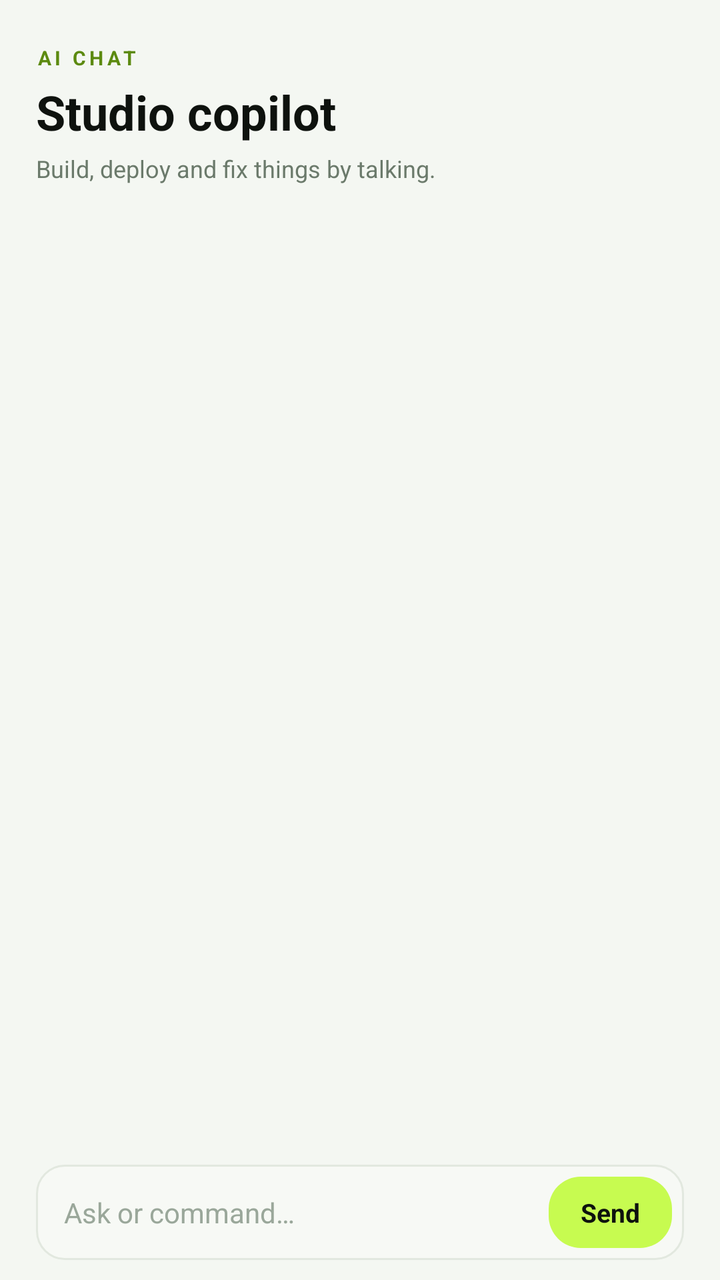
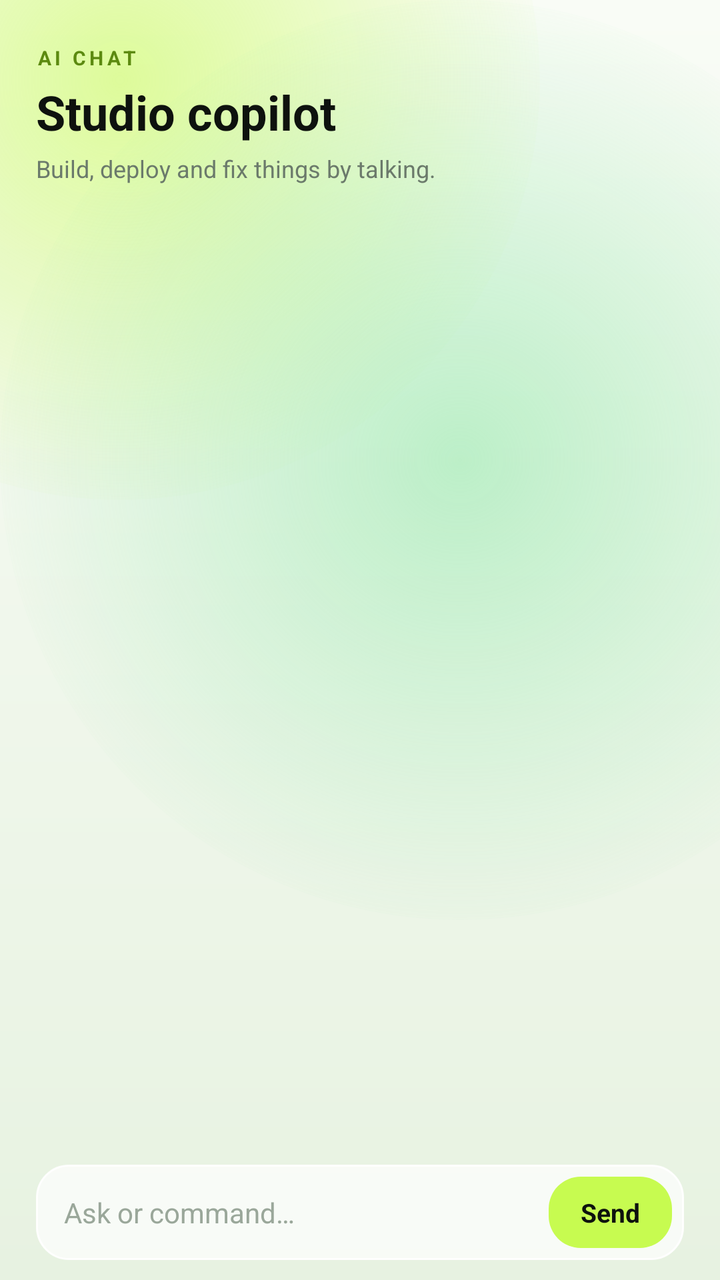

Screens rendered from an Android XML layout before and after an edit, with the pre-edit source and the edit as a unified diff.
<!-- AndroidManifest.xml: application theme Theme.DevStyle -->
<!-- res/layout/fragment_chat.xml -->
<?xml version="1.0" encoding="utf-8"?>
<LinearLayout xmlns:android="http://schemas.android.com/apk/res/android"
  android:layout_width="match_parent"
  android:layout_height="match_parent"
  android:background="@color/screen"
  android:orientation="vertical"
  android:paddingLeft="18dp"
  android:paddingTop="22dp"
  android:paddingRight="18dp"
  android:paddingBottom="10dp">

  <TextView
    android:layout_width="wrap_content"
    android:layout_height="wrap_content"
    android:letterSpacing="0.18"
    android:text="AI CHAT"
    android:textColor="@color/limeDeep"
    android:textSize="10sp"
    android:textStyle="bold" />

  <TextView
    android:layout_width="wrap_content"
    android:layout_height="wrap_content"
    android:layout_marginTop="4dp"
    android:text="Studio copilot"
    android:textColor="@color/ink"
    android:textSize="24sp"
    android:textStyle="bold" />

  <TextView
    android:layout_width="match_parent"
    android:layout_height="wrap_content"
    android:layout_marginTop="4dp"
    android:text="Build, deploy and fix things by talking."
    android:textColor="@color/muted"
    android:textSize="12sp" />

  <androidx.recyclerview.widget.RecyclerView
    android:id="@+id/chatList"
    android:layout_width="match_parent"
    android:layout_height="0dp"
    android:layout_marginTop="12dp"
    android:layout_weight="1"
    android:clipToPadding="false"
    android:paddingBottom="8dp" />

  <LinearLayout
    android:layout_width="match_parent"
    android:layout_height="wrap_content"
    android:layout_marginTop="6dp"
    android:background="@drawable/bg_input"
    android:gravity="center_vertical"
    android:orientation="horizontal"
    android:paddingLeft="14dp"
    android:paddingTop="6dp"
    android:paddingRight="6dp"
    android:paddingBottom="6dp">

    <EditText
      android:id="@+id/chatInput"
      android:layout_width="0dp"
      android:layout_height="wrap_content"
      android:layout_weight="1"
      android:background="@null"
      android:hint="Ask or command…"
      android:imeOptions="actionSend"
      android:maxLines="3"
      android:paddingTop="8dp"
      android:paddingBottom="8dp"
      android:textColor="@color/ink"
      android:textColorHint="@color/hint"
      android:textSize="14sp" />

    <TextView
      android:id="@+id/chatSend"
      android:layout_width="wrap_content"
      android:layout_height="wrap_content"
      android:background="@drawable/bg_button"
      android:clickable="true"
      android:focusable="true"
      android:paddingLeft="16dp"
      android:paddingTop="9dp"
      android:paddingRight="16dp"
      android:paddingBottom="9dp"
      android:text="Send"
      android:textColor="@color/ink"
      android:textSize="13sp"
      android:textStyle="bold" />
  </LinearLayout>
</LinearLayout>
<!-- resources referenced by this layout -->
<resources>
  <color name="hint">#9AA79A</color>
  <color name="ink">#0E120E</color>
  <color name="limeDeep">#5C8A10</color>
  <color name="muted">#6B7A6B</color>
  <color name="screen">#F4F7F2</color>
  <!-- drawable bg_button (drawable) -->
  <?xml version="1.0" encoding="utf-8"?>
  <ripple xmlns:android="http://schemas.android.com/apk/res/android"
    android:color="#33000000">
    <item>
      <shape android:shape="rectangle">
        <solid android:color="@color/lime" />
        <corners android:radius="16dp" />
      </shape>
    </item>
  </ripple>
  <!-- drawable bg_input (drawable) -->
  <?xml version="1.0" encoding="utf-8"?>
  <shape xmlns:android="http://schemas.android.com/apk/res/android"
    android:shape="rectangle">
    <solid android:color="#F7F9F5" />
    <corners android:radius="14dp" />
    <stroke
      android:width="1dp"
      android:color="@color/line" />
  </shape>
  <style name="Theme.DevStyle" parent="Theme.MaterialComponents.Light.NoActionBar">
      <item name="android:windowBackground">@color/screen</item>
      <item name="android:statusBarColor">@color/screen</item>
      <item name="android:navigationBarColor">@color/card</item>
      <item name="android:windowLightStatusBar">true</item>
      <item name="colorAccent">@color/limeDeep</item>
      <item name="colorPrimary">@color/ink</item>
      <item name="colorPrimaryVariant">@color/ink</item>
      <item name="colorOnPrimary">@color/card</item>
      <item name="colorSecondary">@color/limeDeep</item>
      <item name="android:textColorPrimary">@color/ink</item>
    </style>
  <color name="lime">#C7FB50</color>
  <color name="line">#E2E8DF</color>
  <color name="card">#FFFFFF</color>
</resources>

<!-- the commit's change to res/layout/fragment_chat.xml (unified diff, before → after) -->
@@ -2,7 +2,7 @@
 <LinearLayout xmlns:android="http://schemas.android.com/apk/res/android"
   android:layout_width="match_parent"
   android:layout_height="match_parent"
-  android:background="@color/screen"
+  android:background="@drawable/bg_screen"
   android:orientation="vertical"
   android:paddingLeft="18dp"
   android:paddingTop="22dp"
<!-- resource entries referenced after the edit -->
@@ -20,17 +20,57 @@
   <?xml version="1.0" encoding="utf-8"?>
   <shape xmlns:android="http://schemas.android.com/apk/res/android"
     android:shape="rectangle">
-    <solid android:color="#F7F9F5" />
-    <corners android:radius="14dp" />
+    <solid android:color="#B8FFFFFF" />
+    <corners android:radius="16dp" />
     <stroke
       android:width="1dp"
-      android:color="@color/line" />
+      android:color="#F0FFFFFF" />
   </shape>
+  <!-- drawable bg_screen (drawable) -->
+  <?xml version="1.0" encoding="utf-8"?>
+  <layer-list xmlns:android="http://schemas.android.com/apk/res/android">
+    <item>
+      <shape android:shape="rectangle">
+        <gradient
+          android:angle="270"
+          android:endColor="#E7F2E1"
+          android:startColor="#F9FCF6" />
+      </shape>
+    </item>
+    <item
+      android:height="420dp"
+      android:left="-150dp"
+      android:top="-170dp"
+      android:width="420dp">
+      <shape android:shape="oval">
+        <gradient
+          android:endColor="#00C7FB50"
+          android:gradientRadius="220dp"
+          android:startColor="#8CC7FB50"
+          android:type="radial" />
+      </shape>
+    </item>
+    <item
+      android:bottom="-190dp"
+      android:height="460dp"
+      android:right="-160dp"
+      android:width="460dp">
+      <shape android:shape="oval">
+        <gradient
+          android:endColor="#008FE7A8"
+          android:gradientRadius="240dp"
+          android:startColor="#8C8FE7A8"
+          android:type="radial" />
+      </shape>
+    </item>
+  </layer-list>
   <style name="Theme.DevStyle" parent="Theme.MaterialComponents.Light.NoActionBar">
-      <item name="android:windowBackground">@color/screen</item>
-      <item name="android:statusBarColor">@color/screen</item>
-      <item name="android:navigationBarColor">@color/card</item>
+      <item name="android:windowBackground">@drawable/bg_screen</item>
+      <item name="android:statusBarColor">@android:color/transparent</item>
+      <item name="android:navigationBarColor">@color/screen</item>
       <item name="android:windowLightStatusBar">true</item>
+      <item name="android:windowLightNavigationBar">true</item>
+      <item name="android:windowDrawsSystemBarBackgrounds">true</item>
       <item name="colorAccent">@color/limeDeep</item>
       <item name="colorPrimary">@color/ink</item>
       <item name="colorPrimaryVariant">@color/ink</item>
@@ -39,7 +79,6 @@
       <item name="android:textColorPrimary">@color/ink</item>
     </style>
   <color name="lime">#C7FB50</color>
-  <color name="line">#E2E8DF</color>
   <color name="card">#FFFFFF</color>
 </resources>
 
